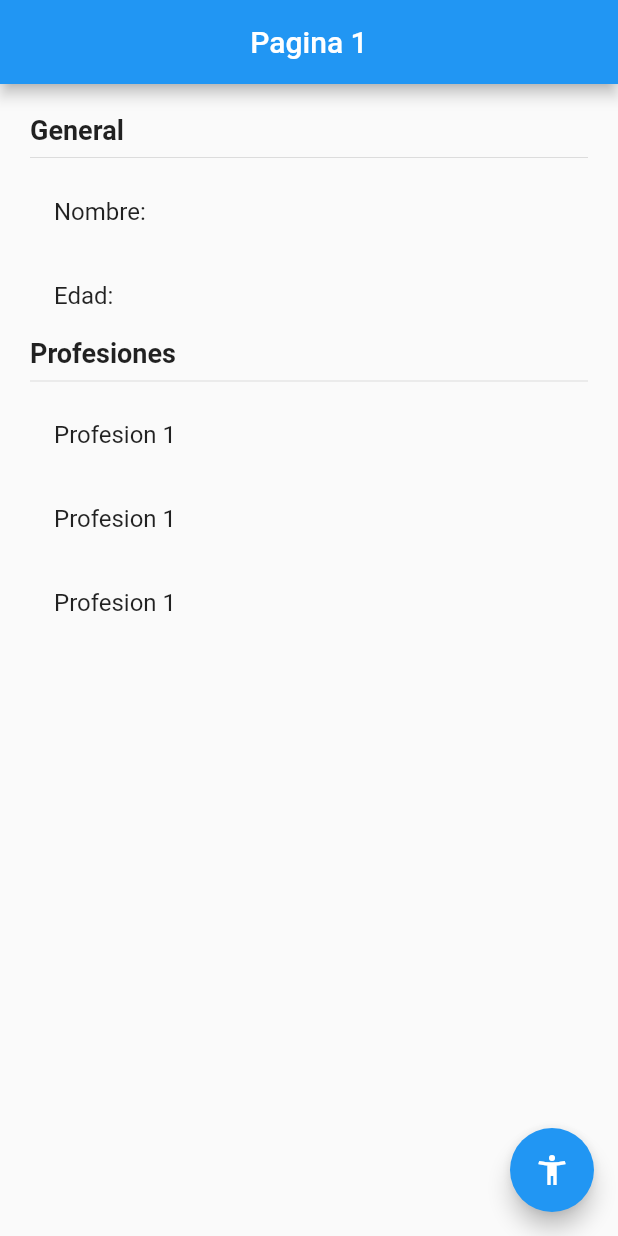
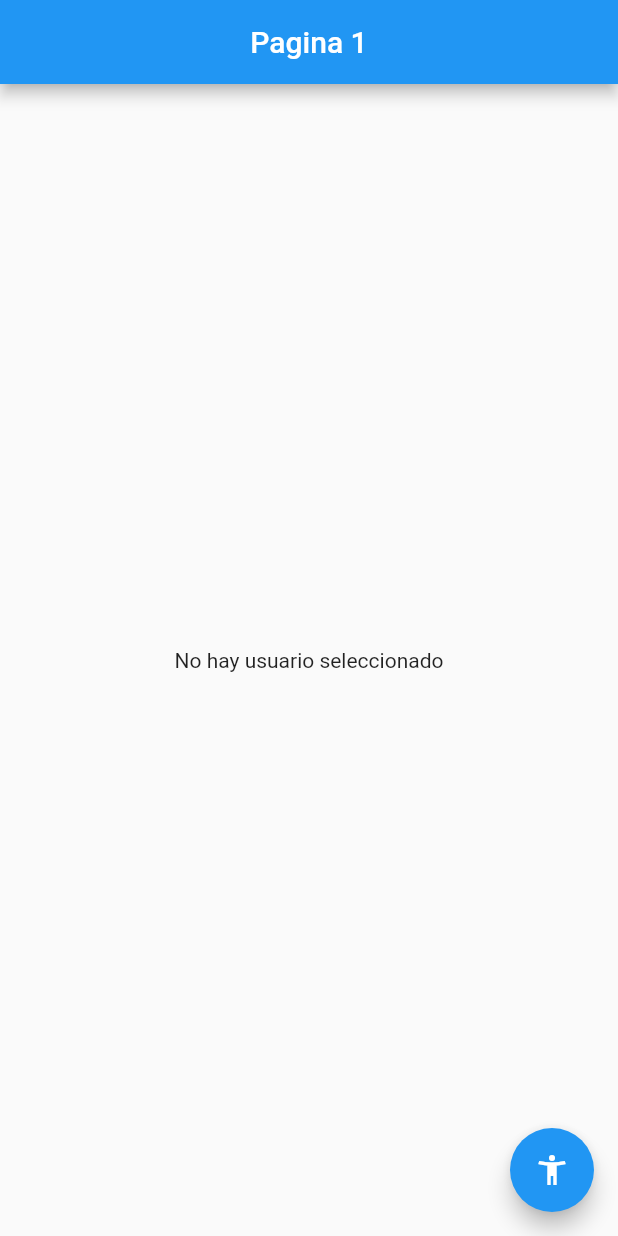
Before and after one commit to PereiraCC/Flutter-Estados, a Flutter app: the screen it shows after launch, on a phone screen of 412 x 824 dp. Run offline on Flutter 3.47's test engine with Material 2 defaults, Android fonts, the phone set to English and light mode, and no system bars; our stand-ins replace get.

Commit message:
Fin de la rama getX

```diff
--- /dev/null
+++ b/lib/controllers/usuario_controller.dart
@@ -0,0 +1,32 @@
+import 'package:get/get.dart';
+
+import 'package:estados/models/usuario.dart';
+
+class UsuarioController extends GetxController{
+
+  var existeUsuario = false.obs;
+  var usuario = new Usuario().obs;
+
+  int get profesionesCount {
+    return this.usuario.value.profesiones.length;
+  }
+
+  void cargarUsuario(Usuario pUsuario) {
+    this.existeUsuario.value = true;
+    this.usuario.value = pUsuario;
+  }
+
+  void cambiarEdad(int edad) {
+    this.usuario.update((val) {
+      val!.edad = edad;
+    });
+  }
+
+  void agregarProfesion(String profesion) {
+    this.usuario.update((val) {
+      val!.profesiones = [ ...val.profesiones, profesion];
+    });
+  }
+
+
+}
--- a/lib/main.dart
+++ b/lib/main.dart
@@ -1,4 +1,5 @@
 import 'package:flutter/material.dart';
+import 'package:get/get.dart';
 
 import 'package:estados/pages/pagina1_page.dart';
 import 'package:estados/pages/pagina2_page.dart';
@@ -8,14 +9,18 @@ void main() => runApp(MyApp());
 class MyApp extends StatelessWidget {
   @override
   Widget build(BuildContext context) {
-    return MaterialApp(
+    return GetMaterialApp(
       debugShowCheckedModeBanner: false,
       title: 'Material App',
       initialRoute: 'pagina1',
-      routes: {
-        'pagina1' : ( _ ) => Pagina1Page(),
-        'pagina2' : ( _ ) => Pagina2Page(),
-      },
+      // routes: {
+      //   'pagina1' : ( _ ) => Pagina1Page(),
+      //   'pagina2' : ( _ ) => Pagina2Page(),
+      // },
+      getPages: [
+        GetPage(name: 'pagina1', page: () => Pagina1Page()),
+        GetPage(name: 'pagina2', page: () => Pagina2Page()),
+      ],
     );
   }
 }
--- a/lib/models/usuario.dart
+++ b/lib/models/usuario.dart
@@ -2,10 +2,10 @@
 
 class Usuario {
 
-  String nombre;
-  int edad;
+  String? nombre;
+  int? edad;
   List<String> profesiones;
 
-  Usuario({this.nombre, this.edad, this.profesiones});
+  Usuario({this.nombre, this.edad, this.profesiones = const[]});
 
 }
--- a/lib/pages/pagina1_page.dart
+++ b/lib/pages/pagina1_page.dart
@@ -1,25 +1,60 @@
+import 'package:estados/models/usuario.dart';
 import 'package:flutter/material.dart';
+import 'package:get/get.dart';
 
+import 'package:estados/pages/pagina2_page.dart';
+import 'package:estados/controllers/usuario_controller.dart';
 
 class Pagina1Page extends StatelessWidget {
 
   @override
   Widget build(BuildContext context) {
+
+    final usuarioCtrl = Get.put( UsuarioController() );
+
     return Scaffold(
       appBar: AppBar(
         title: Text('Pagina 1'),
         centerTitle: true,
       ),
-      body: _InformacionUsuario(),
-     floatingActionButton: FloatingActionButton(
-       child: Icon(Icons.accessibility_new),
-       onPressed: () => Navigator.pushNamed(context, 'pagina2'),
-     ),
+
+      body: Obx(
+        () => usuarioCtrl.existeUsuario.value
+            ? _InformacionUsuario(usuario: usuarioCtrl.usuario.value)
+            : _NoInfo()
+      ),
+
+      floatingActionButton: FloatingActionButton(
+        child: Icon(Icons.accessibility_new),
+        //  onPressed: () => Navigator.pushNamed(context, 'pagina2'),
+        // onPressed: () => Get.to(Pagina2Page())
+        onPressed: () => Get.toNamed('pagina2', arguments: {
+          'nombre' : 'Carlos',
+          'edad'   : 21
+        })
+
+      ),
    );
   }
 }
 
+class _NoInfo extends StatelessWidget {
+
+  @override
+  Widget build(BuildContext context) {
+    return Container(
+      child: Center(
+        child: Text('No hay usuario seleccionado'),
+      ),
+    );
+  }
+}
+
 class _InformacionUsuario extends StatelessWidget {
+
+  final Usuario usuario;
+
+  const _InformacionUsuario({Key? key, required this.usuario}) : super(key: key);
 
   @override
   Widget build(BuildContext context) {
@@ -34,16 +69,15 @@ class _InformacionUsuario extends StatelessWidget {
           Text('General', style: TextStyle(fontSize: 18, fontWeight: FontWeight.bold)),
           Divider(),
 
-          ListTile( title: Text('Nombre: ')),
-          ListTile( title: Text('Edad: ')),
+          ListTile( title: Text('Nombre: ${this.usuario.nombre}')),
+          ListTile( title: Text('Edad: ${this.usuario.edad}')),
 
           Text('Profesiones', style: TextStyle(fontSize: 18, fontWeight: FontWeight.bold)),
           Divider(),
 
-          ListTile( title: Text('Profesion 1')),
-          ListTile( title: Text('Profesion 1')),
-          ListTile( title: Text('Profesion 1')),
-
+          ...this.usuario.profesiones.map((profesion) => ListTile(
+            title: Text(profesion),
+          ))
         ]
        ),
     );
--- a/pubspec.yaml
+++ b/pubspec.yaml
@@ -18,7 +18,7 @@ publish_to: 'none' # Remove this line if you wish to publish to pub.dev
 version: 1.0.0+1
 
 environment:
-  sdk: ">=2.7.0 <3.0.0"
+  sdk: ">=2.12.0 <3.0.0"
 
 dependencies:
   flutter:
@@ -28,6 +28,7 @@ dependencies:
   # The following adds the Cupertino Icons font to your application.
   # Use with the CupertinoIcons class for iOS style icons.
   cupertino_icons: ^1.0.2
+  get: ^4.1.4
 
 dev_dependencies:
   flutter_test:
```
Also changed, not shown: lib/pages/pagina2_page.dart (+32 -3 lines), pubspec.lock.
